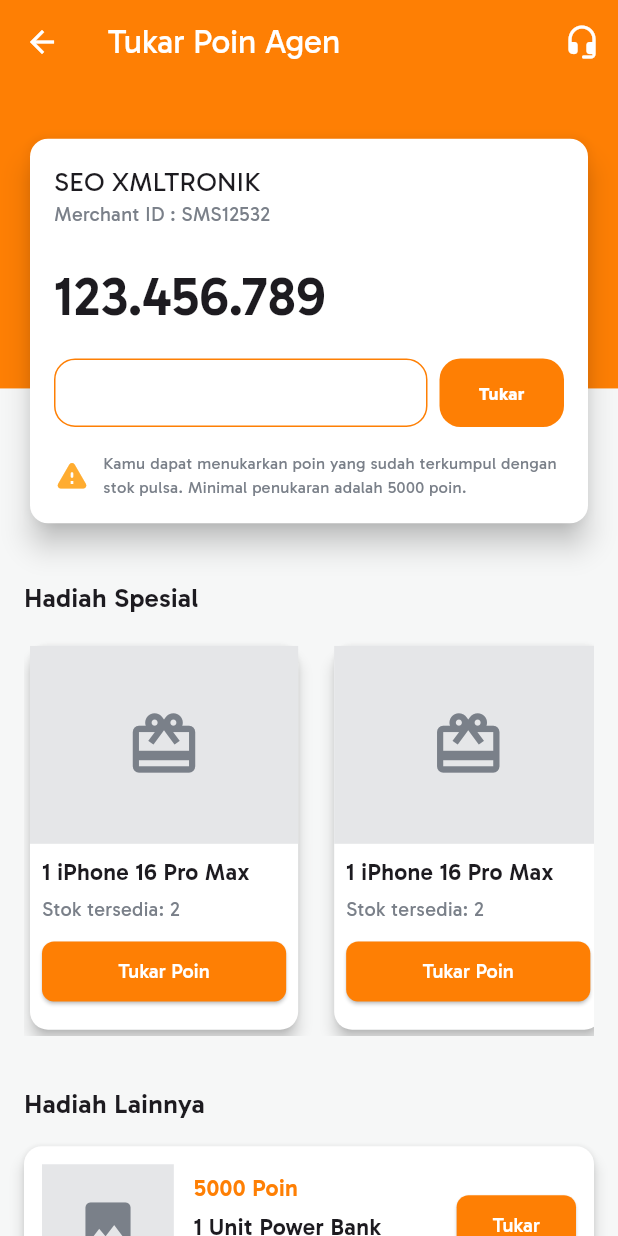
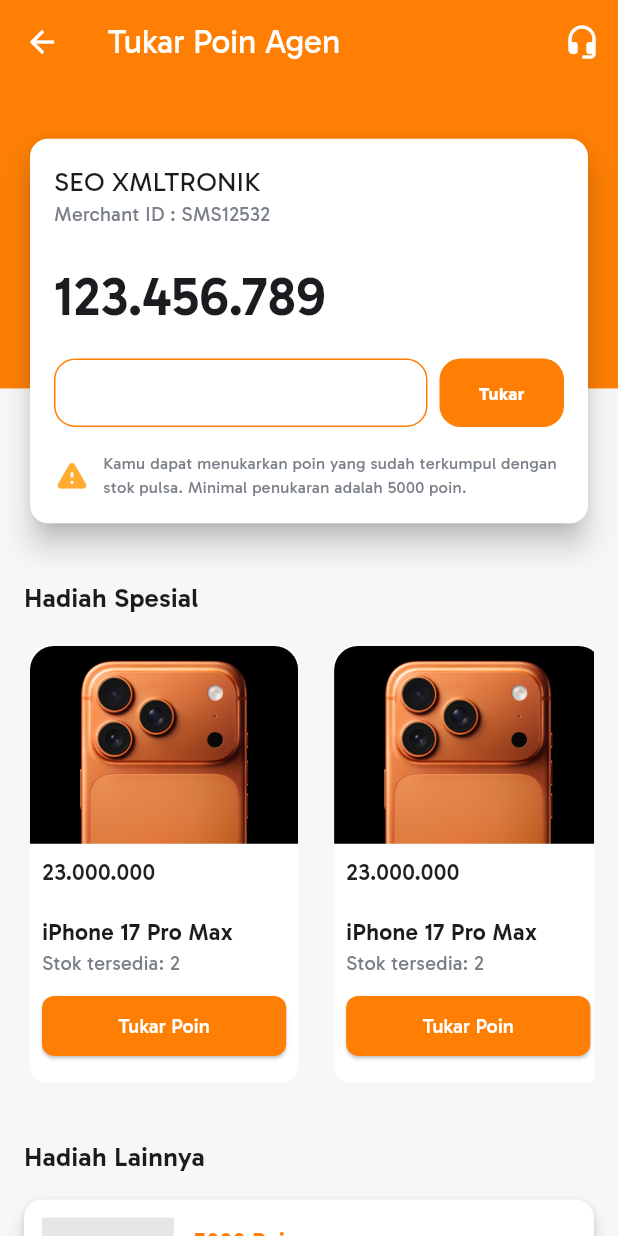
Before and after one commit to lalu-glitch/mobile-xml, a Flutter app: the PoinPage screen opened directly, on a phone screen of 412 x 824 dp. Run offline on Flutter 3.47's test engine with Material 3 defaults, Android fonts, the phone set to English and light mode, and no system bars; our stand-ins replace app_links, bloc, cached_network_image, dio, flutter_bloc, flutter_dotenv and 11 more; missing offline and left inert: android_id; accounts and stored records are empty.

Commit message:
adding image to the hadiah spesial

```diff
--- a/lib/views/poin_dan_komisi/pages/poin_page.dart
+++ b/lib/views/poin_dan_komisi/pages/poin_page.dart
@@ -152,7 +152,7 @@ class PoinPage extends StatelessWidget {
                   SizedBox(height: ScreenHandler.h(16)),
 
                   SizedBox(
-                    height: ScreenHandler.h(260),
+                    height: ScreenHandler.h(295),
                     child: ListView.builder(
                       scrollDirection: Axis.horizontal,
                       itemCount: 5,
@@ -161,19 +161,21 @@ class PoinPage extends StatelessWidget {
                           width: ScreenHandler.w(170),
                           margin: const EdgeInsets.only(right: 16),
                           child: Card(
-                            elevation: 4,
+                            elevation: 0,
                             color: kWhite,
                             child: Column(
                               crossAxisAlignment: CrossAxisAlignment.start,
                               children: [
-                                Container(
+                                SizedBox(
                                   height: ScreenHandler.h(130),
-                                  color: kNeutral40,
-                                  child: const Center(
-                                    child: Icon(
-                                      Icons.card_giftcard,
-                                      size: 50,
-                                      color: kNeutral80,
+                                  child: ClipRRect(
+                                    borderRadius: BorderRadius.only(
+                                      topLeft: Radius.circular(16),
+                                      topRight: Radius.circular(16),
+                                    ),
+                                    child: Image.asset(
+                                      'assets/images/iphone_17_pm.png',
+                                      fit: BoxFit.cover,
                                     ),
                                   ),
                                 ),
@@ -184,18 +186,27 @@ class PoinPage extends StatelessWidget {
                                         CrossAxisAlignment.start,
                                     children: [
                                       Text(
-                                        '1 iPhone 16 Pro Max',
+                                        '23.000.000',
+                                        style: TextStyle(
+                                          fontSize: ScreenHandler.f(14),
+                                          fontWeight: FontWeight.w500,
+                                          color: kBlack,
+                                        ),
+                                      ),
+                                      SizedBox(height: ScreenHandler.h(18)),
+                                      Text(
+                                        'iPhone 17 Pro Max',
                                         style: TextStyle(
                                           fontSize: ScreenHandler.f(14),
                                           fontWeight: FontWeight.w600,
                                         ),
                                       ),
-                                      SizedBox(height: ScreenHandler.h(4)),
                                       Text(
                                         'Stok tersedia: 2',
                                         style: TextStyle(
                                           fontSize: ScreenHandler.f(12),
                                           color: kNeutral80,
+                                          fontWeight: FontWeight.w400,
                                         ),
                                       ),
                                       SizedBox(height: ScreenHandler.h(8)),
```
Also changed, not shown: assets/images/iphone_17_pm.png (added).
